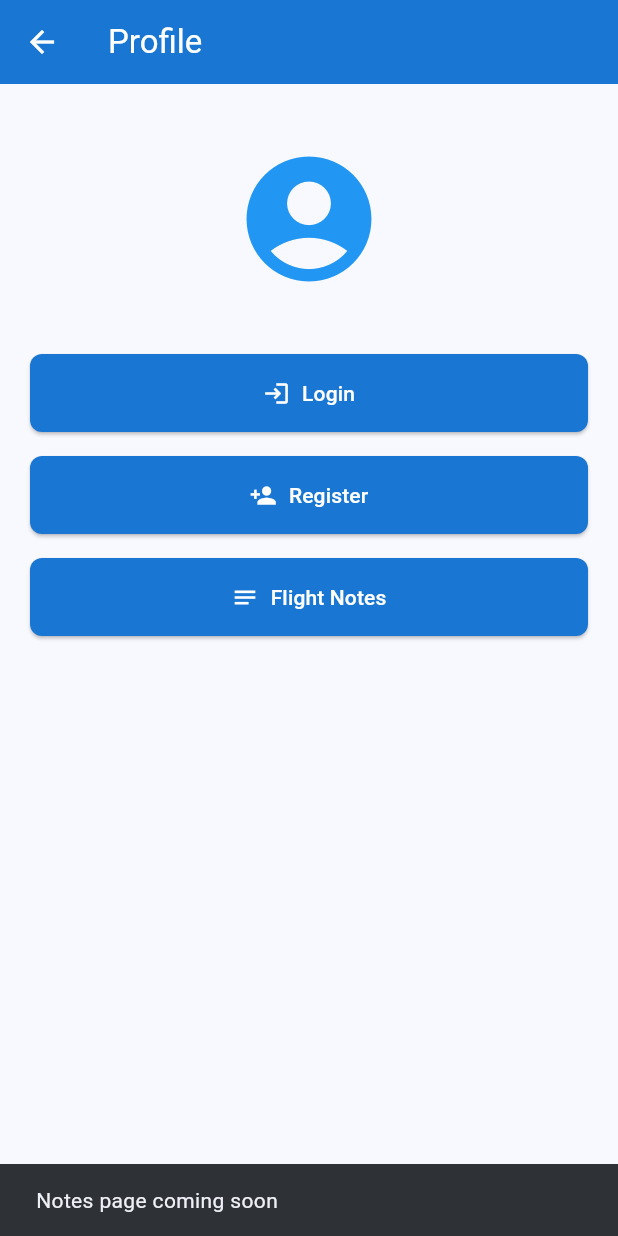
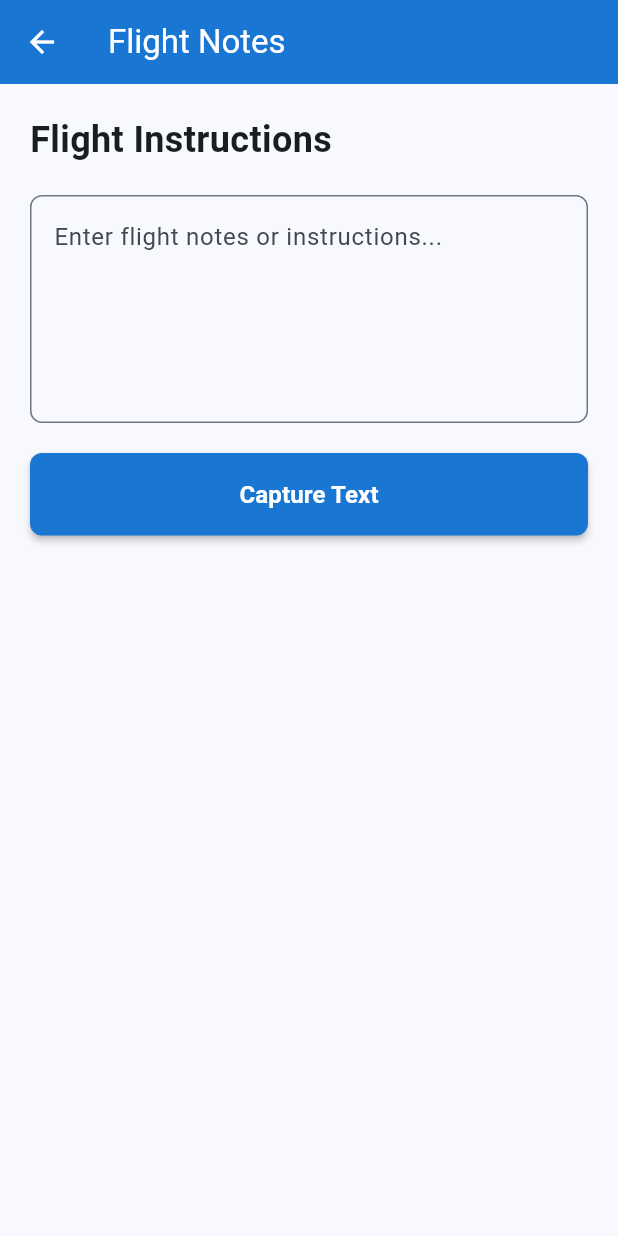
Before and after one commit to exile213/Activity3-4-PROFE8-Diaz, a Flutter app: the ProfileTab screen opened directly, after a tap on "Flight Notes", on a phone screen of 412 x 824 dp. Run offline on Flutter 3.47's test engine with Material 3 defaults, Android fonts, the light colour scheme and no system bars.

Commit message:
Add reservation and notes pages with navigation
Implemented ReservationPage and NotesPage, allowing users to schedule drone services and capture flight notes. Updated navigation in main.dart to route to these new pages from the services and profile tabs.

```diff
--- a/lib/main.dart
+++ b/lib/main.dart
@@ -3,6 +3,8 @@
 import 'views/login_page.dart';
 import 'views/register_page.dart';
 import 'views/service_options_page.dart';
+import 'views/reservation_page.dart';
+import 'views/notes_page.dart';
 
 void main() {
   runApp(const MyApp());
@@ -121,8 +123,11 @@
               'Schedule your drone service with date and time',
               Icons.calendar_today,
               () {
-                ScaffoldMessenger.of(context).showSnackBar(
-                  const SnackBar(content: Text('Reservation page coming soon')),
+                Navigator.push(
+                  context,
+                  MaterialPageRoute(
+                    builder: (context) => const ReservationPage(),
+                  ),
                 );
               },
             ),
@@ -249,9 +254,9 @@
             }),
             const SizedBox(height: 16),
             _buildProfileButton(context, 'Flight Notes', Icons.notes, () {
-              // Will navigate to NotesPage once created
-              ScaffoldMessenger.of(context).showSnackBar(
-                const SnackBar(content: Text('Notes page coming soon')),
+              Navigator.push(
+                context,
+                MaterialPageRoute(builder: (context) => const NotesPage()),
               );
             }),
           ],
--- /dev/null
+++ b/lib/views/notes_page.dart
@@ -0,0 +1,83 @@
+import 'package:flutter/material.dart';
+import '../widgets/custom_button.dart';
+
+class NotesPage extends StatefulWidget {
+  const NotesPage({Key? key}) : super(key: key);
+
+  @override
+  State<NotesPage> createState() => _NotesPageState();
+}
+
+class _NotesPageState extends State<NotesPage> {
+  final TextEditingController _notesController = TextEditingController();
+  String _displayedText = '';
+
+  @override
+  void dispose() {
+    _notesController.dispose();
+    super.dispose();
+  }
+
+  void _handleCapture() {
+    setState(() {
+      _displayedText = _notesController.text;
+    });
+  }
+
+  @override
+  Widget build(BuildContext context) {
+    return Scaffold(
+      appBar: AppBar(
+        title: const Text('Flight Notes'),
+        backgroundColor: Colors.blue[700],
+        foregroundColor: Colors.white,
+      ),
+      body: Padding(
+        padding: const EdgeInsets.all(20.0),
+        child: Column(
+          crossAxisAlignment: CrossAxisAlignment.start,
+          children: [
+            const Text(
+              'Flight Instructions',
+              style: TextStyle(fontSize: 24, fontWeight: FontWeight.bold),
+            ),
+            const SizedBox(height: 20),
+            TextField(
+              controller: _notesController,
+              maxLines: 5,
+              decoration: InputDecoration(
+                hintText: 'Enter flight notes or instructions...',
+                border: OutlineInputBorder(
+                  borderRadius: BorderRadius.circular(8),
+                ),
+              ),
+            ),
+            const SizedBox(height: 20),
+            CustomButton(text: 'Capture Text', onPressed: _handleCapture),
+            const SizedBox(height: 30),
+            if (_displayedText.isNotEmpty) ...[
+              const Text(
+                'Captured Text:',
+                style: TextStyle(fontSize: 18, fontWeight: FontWeight.bold),
+              ),
+              const SizedBox(height: 10),
+              Container(
+                padding: const EdgeInsets.all(16),
+                width: double.infinity,
+                decoration: BoxDecoration(
+                  color: Colors.blue[50],
+                  borderRadius: BorderRadius.circular(8),
+                  border: Border.all(color: Colors.blue[200]!),
+                ),
+                child: Text(
+                  _displayedText,
+                  style: const TextStyle(fontSize: 16),
+                ),
+              ),
+            ],
+          ],
+        ),
+      ),
+    );
+  }
+}
```
Also changed, not shown: lib/views/reservation_page.dart (added, +80 -0 lines).
